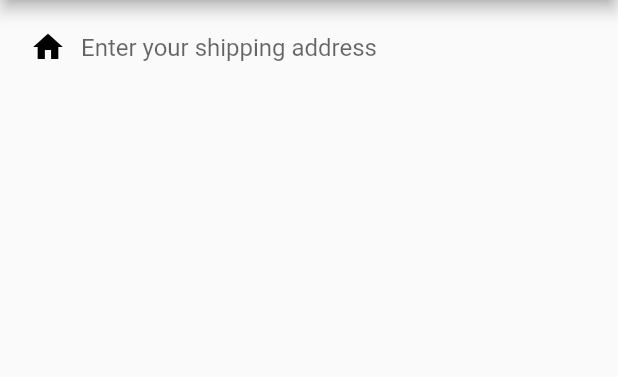
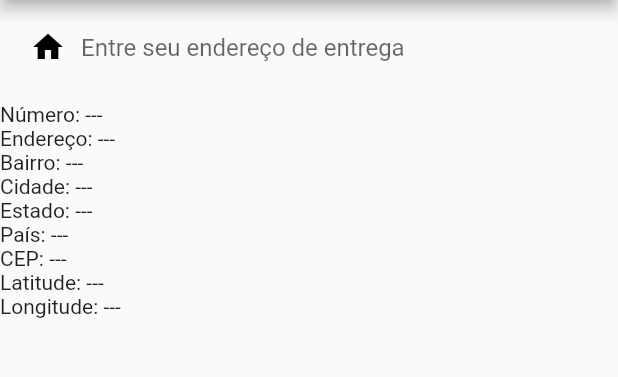
Before and after one commit to leandro-zanardi/cota-frete-dev, a Flutter app: the AutoComplete screen opened by its route, on a phone screen of 412 x 824 dp, the part 84-461 px from its top. Run offline on Flutter 3.47's test engine with Material 2 defaults, Android fonts, the phone set to English and light mode, and no system bars; our stand-ins replace firebase_auth, firebase_core, flutter_mobx, mobx; missing offline and left inert: dart:ffi; accounts and stored records are empty; generated files the repository leaves out were written again.

Commit message:
artigo update

```diff
--- a/app/lib/views/auto_complete.dart
+++ b/app/lib/views/auto_complete.dart
@@ -1,3 +1,5 @@
+import 'dart:ffi';
+
 import 'package:app/components/auto_complete/address_search.dart';
 import 'package:app/components/auto_complete/suggestion.dart';
 import 'package:flutter/material.dart';
@@ -15,6 +17,16 @@ class AutoComplete extends StatefulWidget {
 class _AutoCompleteState extends State<AutoComplete> {
   final _controller = TextEditingController();
 
+  String? _streetNumber;
+  String? _street;
+  String? _city;
+  String? _state;
+  String? _zipCode;
+  String? _vicinity;
+  String? _country;
+  double? _lat;
+  double? _lng;
+
   @override
   void dispose() {
     _controller.dispose();
@@ -28,24 +40,35 @@ class _AutoCompleteState extends State<AutoComplete> {
           title: Text(widget.title),
         ),
         body: Column(
+          mainAxisAlignment: MainAxisAlignment.start,
+          crossAxisAlignment: CrossAxisAlignment.start,
           children: <Widget>[
             TextField(
               controller: _controller,
               onTap: () async {
-
                 final String sessionToken = const Uuid().v4();
                 final Suggestion? result = await showSearch(
                   context: context,
                   delegate: AddressSearch(sessionToken),
                 );
 
-              // This will change the text displayed in the TextField
+                //clique no resultado
                 if (result != null) {
+                  final placeDetails = await PlaceApiProvider(sessionToken)
+                      .getPlaceDetailFromId(result.placeId);
                   setState(() {
                     _controller.text = result.description;
+                    _streetNumber = placeDetails.streetNumber;
+                    _street = placeDetails.street;
+                    _city = placeDetails.city;
+                    _state = placeDetails.state;
+                    _zipCode = placeDetails.zipCode;
+                    _country = placeDetails.country;
+                    _vicinity = placeDetails.vicinity;
+                    _lat = placeDetails.lat;
+                    _lng = placeDetails.lng;
                   });
                 }
-
               },
               decoration: InputDecoration(
                 icon: Container(
@@ -57,13 +80,22 @@ class _AutoCompleteState extends State<AutoComplete> {
                     color: Colors.black,
                   ),
                 ),
-              hintText: "Enter your shipping address",
+                hintText: "Entre seu endereço de entrega",
                 border: InputBorder.none,
                 contentPadding: const EdgeInsets.only(left: 8.0, top: 16.0),
               ),
-          )
+            ),
+            SizedBox(height: 20.0),
+            Text('Número: ${_streetNumber ?? '---'}'),
+            Text('Endereço: ${_street ?? '---'}'),
+            Text('Bairro: ${_vicinity ?? '---'}'),
+            Text('Cidade: ${_city ?? '---'}'),
+            Text('Estado: ${_state ?? '---'}'),
+            Text('País: ${_country ?? '---'}'),
+            Text('CEP: ${_zipCode ?? '---'}'),
+            Text('Latitude: ${_lat ?? '---'}'),
+            Text('Longitude: ${_lng ?? '---'}'),
           ],
-      )
-    );
+        ));
   }
 }
```
Also changed, not shown: app/lib/components/auto_complete/suggestion.dart (+38 -16 lines). Lines whose indentation alone changed are shown as unchanged.
